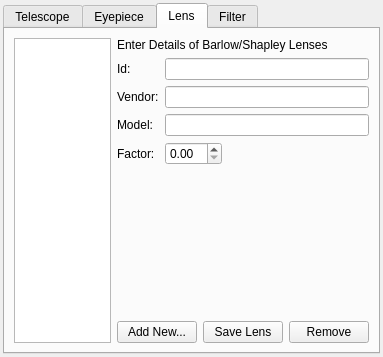
This is kstars/oal/equipmentwriter.ui in KDE/kstars as Qt 5 draws it before an edit. The edited form follows.
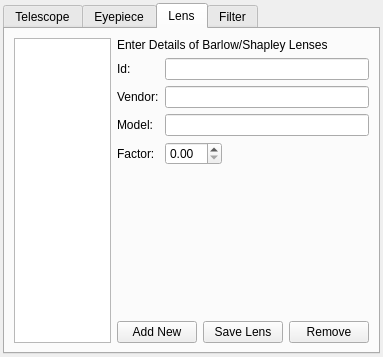
This is the edited form. The open tabs and pages were chosen to show the change. Icons and pictures are not drawn.

The edit to the form file:
```diff
--- a/kstars/oal/equipmentwriter.ui
+++ b/kstars/oal/equipmentwriter.ui
@@ -586,7 +586,7 @@
            <item>
             <widget class="QPushButton" name="NewLens">
              <property name="text">
-              <string>Add New...</string>
+              <string>Add New</string>
              </property>
             </widget>
            </item>
```
Left out of the diff: 2 changed lines with no effect on the pictures.
